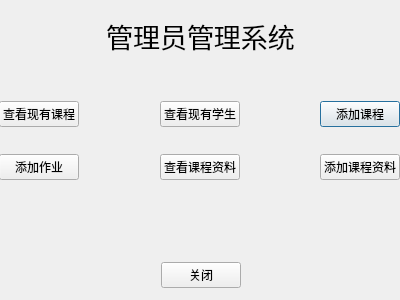
First picture: the form in adminmenu.ui, repository archester-250/Course_Auxiliary_System_QT, before the edit.
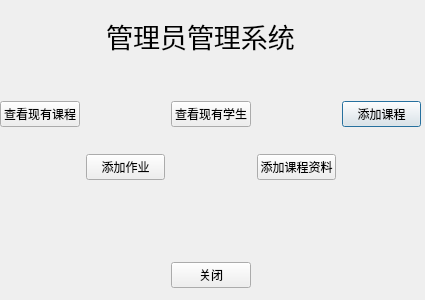
Second picture: the form after the edit.

```diff
--- a/adminmenu.ui
+++ b/adminmenu.ui
@@ -6,7 +6,7 @@
    <rect>
     <x>0</x>
     <y>0</y>
-    <width>400</width>
+    <width>425</width>
     <height>300</height>
    </rect>
   </property>
@@ -16,9 +16,9 @@
   <widget class="QWidget" name="gridLayoutWidget">
    <property name="geometry">
     <rect>
-     <x>-1</x>
+     <x>0</x>
      <y>80</y>
-     <width>401</width>
+     <width>421</width>
      <height>121</height>
     </rect>
    </property>
@@ -44,13 +44,6 @@
       </property>
      </widget>
     </item>
-    <item row="1" column="4">
-     <widget class="QPushButton" name="pushButton_6">
-      <property name="text">
-       <string>添加课程资料</string>
-      </property>
-     </widget>
-    </item>
     <item row="0" column="1">
      <spacer name="horizontalSpacer">
       <property name="orientation">
@@ -64,33 +57,6 @@
       </property>
      </spacer>
     </item>
-    <item row="1" column="0">
-     <widget class="QPushButton" name="pushButton_2">
-      <property name="text">
-       <string>添加作业</string>
-      </property>
-     </widget>
-    </item>
-    <item row="1" column="2">
-     <widget class="QPushButton" name="pushButton_4">
-      <property name="text">
-       <string>查看课程资料</string>
-      </property>
-     </widget>
-    </item>
-    <item row="1" column="1">
-     <spacer name="horizontalSpacer_2">
-      <property name="orientation">
-       <enum>Qt::Horizontal</enum>
-      </property>
-      <property name="sizeHint" stdset="0">
-       <size>
-        <width>40</width>
-        <height>20</height>
-       </size>
-      </property>
-     </spacer>
-    </item>
     <item row="0" column="3">
      <spacer name="horizontalSpacer_3">
       <property name="orientation">
@@ -104,7 +70,27 @@
       </property>
      </spacer>
     </item>
-    <item row="1" column="3">
+    <item row="1" column="2">
+     <spacer name="horizontalSpacer_2">
+      <property name="orientation">
+       <enum>Qt::Horizontal</enum>
+      </property>
+      <property name="sizeHint" stdset="0">
+       <size>
+        <width>40</width>
+        <height>20</height>
+       </size>
+      </property>
+     </spacer>
+    </item>
+    <item row="1" column="1">
+     <widget class="QPushButton" name="pushButton_2">
+      <property name="text">
+       <string>添加作业</string>
+      </property>
+     </widget>
+    </item>
+    <item row="1" column="0">
      <spacer name="horizontalSpacer_4">
       <property name="orientation">
        <enum>Qt::Horizontal</enum>
@@ -117,6 +103,26 @@
       </property>
      </spacer>
     </item>
+    <item row="1" column="3">
+     <widget class="QPushButton" name="pushButton_6">
+      <property name="text">
+       <string>添加课程资料</string>
+      </property>
+     </widget>
+    </item>
+    <item row="1" column="4">
+     <spacer name="horizontalSpacer_7">
+      <property name="orientation">
+       <enum>Qt::Horizontal</enum>
+      </property>
+      <property name="sizeHint" stdset="0">
+       <size>
+        <width>40</width>
+        <height>20</height>
+       </size>
+      </property>
+     </spacer>
+    </item>
    </layout>
   </widget>
   <widget class="QLabel" name="label">
@@ -145,7 +151,7 @@
     <rect>
      <x>0</x>
      <y>250</y>
-     <width>401</width>
+     <width>421</width>
      <height>51</height>
     </rect>
    </property>
```
